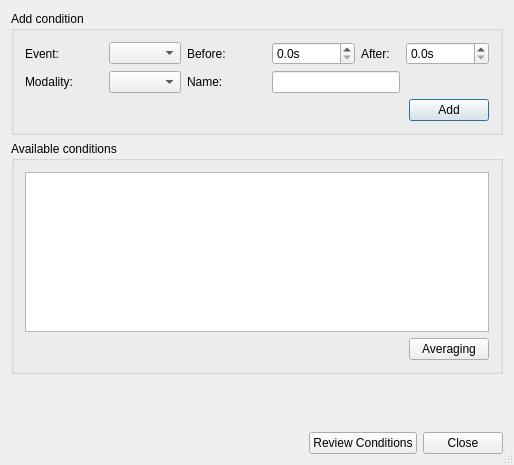
This is src/AnyWave/Epoch/AwEpochCreateUi.ui in HIP-infrastructure/anywave-code as Qt 5 draws it before an edit. The edited form follows.
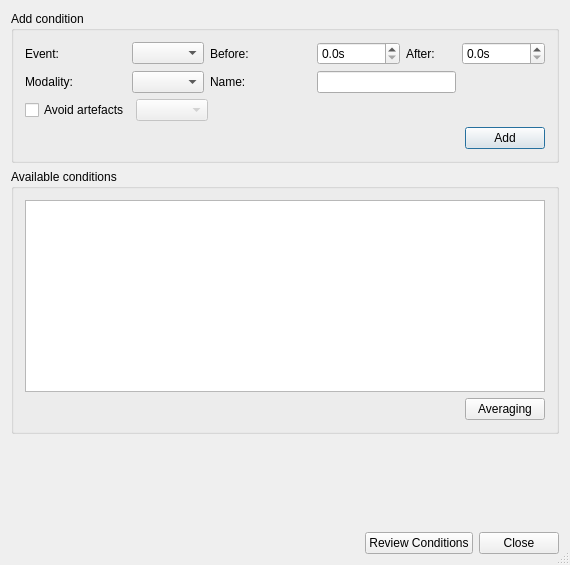
This is the edited form. Icons and pictures are not drawn. Custom widgets are drawn as their Qt base class.

Diff of the .ui file:
```diff
--- a/src/AnyWave/Epoch/AwEpochCreateUi.ui
+++ b/src/AnyWave/Epoch/AwEpochCreateUi.ui
@@ -6,8 +6,8 @@
    <rect>
     <x>0</x>
     <y>0</y>
-    <width>514</width>
-    <height>465</height>
+    <width>570</width>
+    <height>565</height>
    </rect>
   </property>
   <property name="windowTitle">
@@ -122,6 +122,37 @@
         </item>
        </layout>
       </item>
+      <item>
+       <layout class="QHBoxLayout" name="horizontalLayout_3">
+        <item>
+         <widget class="QCheckBox" name="checkBoxArtefacts">
+          <property name="text">
+           <string>Avoid artefacts</string>
+          </property>
+         </widget>
+        </item>
+        <item>
+         <widget class="AwComboMarker" name="comboArtefacts">
+          <property name="enabled">
+           <bool>false</bool>
+          </property>
+         </widget>
+        </item>
+        <item>
+         <spacer name="horizontalSpacer_3">
+          <property name="orientation">
+           <enum>Qt::Horizontal</enum>
+          </property>
+          <property name="sizeHint" stdset="0">
+           <size>
+            <width>40</width>
+            <height>20</height>
+           </size>
+          </property>
+         </spacer>
+        </item>
+       </layout>
+      </item>
       <item>
        <layout class="QHBoxLayout" name="horizontalLayout_4">
         <item>
```
Left out of the diff: 28 changed lines with no effect on the pictures.
